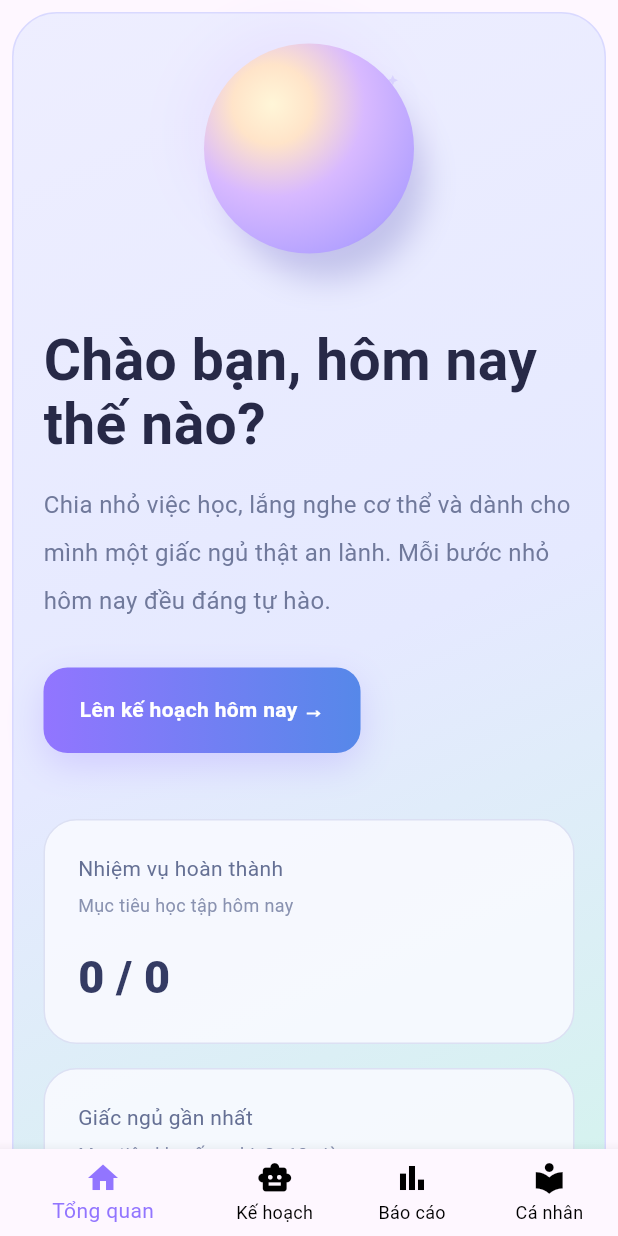
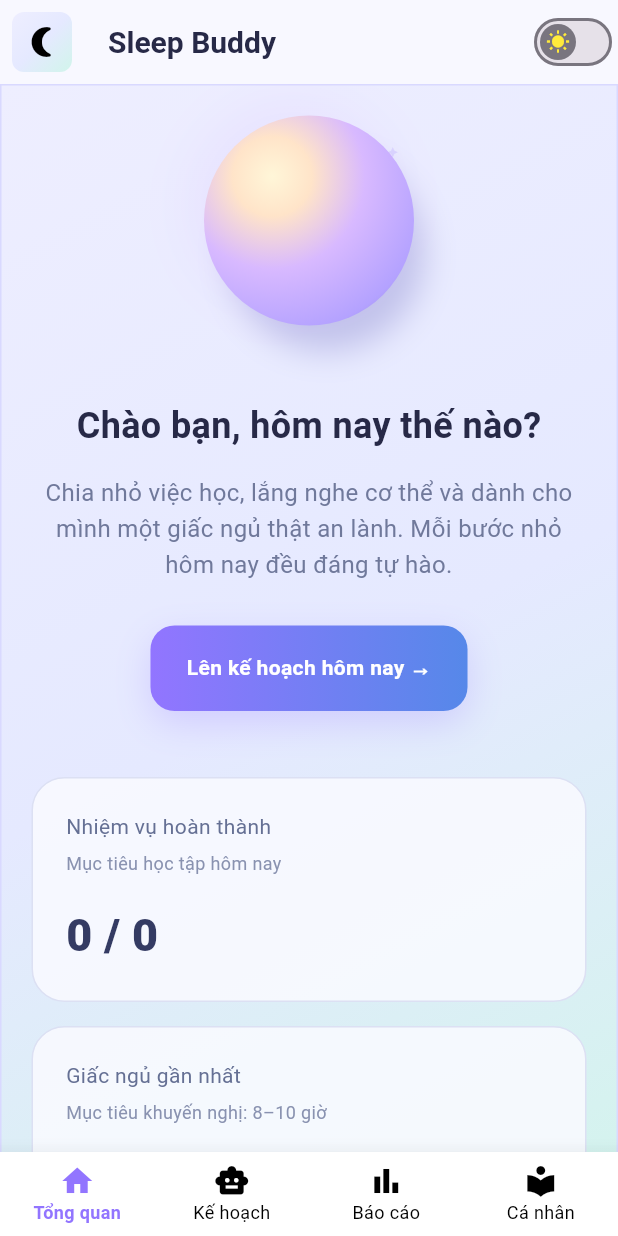
Before and after one commit to loc2406/SleepBuddy, a Flutter app: the screen it shows after launch, on a phone screen of 412 x 824 dp. Run offline on Flutter 3.47's test engine with Material 3 defaults, Android fonts, the phone set to English and light mode, and no system bars; our stand-ins replace flutter_bloc, go_router, shared_preferences.

Commit message:
feat: change dark/light mode

```diff
--- a/sleep_buddy/lib/core/constants/color_constant.dart
+++ b/sleep_buddy/lib/core/constants/color_constant.dart
@@ -92,5 +92,6 @@ class ColorConstant {
 
   static const Color white = Color(0xFFFFFFFF);
   static const Color black = Colors.black;
+  static const Color yellow = Colors.yellow;
   static const Color transparent = Color(0x00000000);
 }
--- /dev/null
+++ b/sleep_buddy/lib/core/theme/app_theme.dart
@@ -0,0 +1,213 @@
+import 'package:flutter/material.dart';
+
+import '../constants/color_constant.dart';
+
+class AppTheme {
+  AppTheme._();
+
+  static ThemeData get light {
+    final colorScheme = ColorScheme.fromSeed(
+      seedColor: ColorConstant.primary,
+      brightness: Brightness.light,
+      primary: ColorConstant.primary,
+      secondary: ColorConstant.secondary,
+      surface: ColorConstant.backgroundCard,
+    );
+
+    return ThemeData(
+      useMaterial3: true,
+      brightness: Brightness.light,
+      colorScheme: colorScheme,
+      scaffoldBackgroundColor: ColorConstant.background,
+      primaryColor: ColorConstant.primary,
+      canvasColor: ColorConstant.background,
+      dividerColor: ColorConstant.border,
+      splashColor: ColorConstant.primary.withOpacity(0.12),
+      highlightColor: ColorConstant.primary.withOpacity(0.08),
+      textTheme: _textTheme(
+        primary: ColorConstant.textPrimary,
+        secondary: ColorConstant.textSecondary,
+      ),
+      appBarTheme: const AppBarTheme(
+        centerTitle: false,
+        elevation: 0,
+        scrolledUnderElevation: 0,
+        backgroundColor: Colors.transparent,
+        foregroundColor: ColorConstant.textPrimary,
+      ),
+      cardTheme: CardThemeData(
+        color: ColorConstant.backgroundCard,
+        surfaceTintColor: Colors.transparent,
+        elevation: 0,
+        margin: EdgeInsets.zero,
+        shape: RoundedRectangleBorder(
+          borderRadius: BorderRadius.circular(22),
+          side: const BorderSide(color: ColorConstant.border),
+        ),
+      ),
+      bottomNavigationBarTheme: const BottomNavigationBarThemeData(
+        backgroundColor: ColorConstant.white,
+        selectedItemColor: ColorConstant.primary,
+        unselectedItemColor: ColorConstant.textSecondary,
+        selectedLabelStyle: TextStyle(
+          fontSize: 12,
+          fontWeight: FontWeight.w700,
+        ),
+        unselectedLabelStyle: TextStyle(fontSize: 12),
+        type: BottomNavigationBarType.fixed,
+        elevation: 12,
+      ),
+      elevatedButtonTheme: ElevatedButtonThemeData(
+        style: ElevatedButton.styleFrom(
+          foregroundColor: ColorConstant.white,
+          backgroundColor: ColorConstant.primary,
+          elevation: 0,
+          padding: const EdgeInsets.symmetric(horizontal: 24, vertical: 16),
+          shape: RoundedRectangleBorder(
+            borderRadius: BorderRadius.circular(16),
+          ),
+        ),
+      ),
+      inputDecorationTheme: _inputDecorationTheme(
+        fillColor: ColorConstant.backgroundCard,
+        borderColor: ColorConstant.border,
+        textColor: ColorConstant.textPrimary,
+      ),
+    );
+  }
+
+  static ThemeData get dark {
+    final colorScheme = ColorScheme.fromSeed(
+      seedColor: ColorConstant.primary,
+      brightness: Brightness.dark,
+      primary: ColorConstant.primaryLight,
+      secondary: const Color(0xFF7FA6F5),
+      surface: const Color(0xFF171A32),
+    );
+
+    return ThemeData(
+      useMaterial3: true,
+      brightness: Brightness.dark,
+      colorScheme: colorScheme,
+      scaffoldBackgroundColor: const Color(0xFF101226),
+      primaryColor: ColorConstant.primaryLight,
+      canvasColor: const Color(0xFF101226),
+      dividerColor: const Color(0xFF343957),
+      splashColor: ColorConstant.primaryLight.withOpacity(0.16),
+      highlightColor: ColorConstant.primaryLight.withOpacity(0.10),
+      textTheme: _textTheme(
+        primary: const Color(0xFFF5F6FF),
+        secondary: const Color(0xFFB7BCD5),
+      ),
+      appBarTheme: const AppBarTheme(
+        centerTitle: false,
+        elevation: 0,
+        scrolledUnderElevation: 0,
+        backgroundColor: Colors.transparent,
+        foregroundColor: Color(0xFFF5F6FF),
+      ),
+      cardTheme: CardThemeData(
+        color: const Color(0xFF171A32),
+        surfaceTintColor: Colors.transparent,
+        elevation: 0,
+        margin: EdgeInsets.zero,
+        shape: RoundedRectangleBorder(
+          borderRadius: BorderRadius.circular(22),
+          side: const BorderSide(color: Color(0xFF343957)),
+        ),
+      ),
+      bottomNavigationBarTheme: const BottomNavigationBarThemeData(
+        backgroundColor: Color(0xFF171A32),
+        selectedItemColor: ColorConstant.primaryLight,
+        unselectedItemColor: Color(0xFFAEB4CD),
+        selectedLabelStyle: TextStyle(
+          fontSize: 12,
+          fontWeight: FontWeight.w700,
+        ),
+        unselectedLabelStyle: TextStyle(fontSize: 12),
+        type: BottomNavigationBarType.fixed,
+        elevation: 12,
+      ),
+      elevatedButtonTheme: ElevatedButtonThemeData(
+        style: ElevatedButton.styleFrom(
+          foregroundColor: ColorConstant.white,
+          backgroundColor: ColorConstant.primaryDark,
+          elevation: 0,
+          padding: const EdgeInsets.symmetric(horizontal: 24, vertical: 16),
+          shape: RoundedRectangleBorder(
+            borderRadius: BorderRadius.circular(16),
+          ),
+        ),
+      ),
+      inputDecorationTheme: _inputDecorationTheme(
+        fillColor: const Color(0xFF171A32),
+        borderColor: const Color(0xFF343957),
+        textColor: const Color(0xFFF5F6FF),
+      ),
+    );
+  }
+
+  static TextTheme _textTheme({
+    required Color primary,
+    required Color secondary,
+  }) {
+    return TextTheme(
+      displayLarge: TextStyle(
+        color: primary,
+        fontSize: 57,
+        fontWeight: FontWeight.bold,
+      ),
+      headlineLarge: TextStyle(
+        color: primary,
+        fontSize: 32,
+        fontWeight: FontWeight.bold,
+      ),
+      headlineMedium: TextStyle(
+        color: primary,
+        fontSize: 28,
+        fontWeight: FontWeight.bold,
+      ),
+      titleLarge: TextStyle(
+        color: primary,
+        fontSize: 22,
+        fontWeight: FontWeight.w700,
+      ),
+      bodyLarge: TextStyle(color: primary, fontSize: 16),
+      bodyMedium: TextStyle(color: secondary, fontSize: 14),
+      bodySmall: TextStyle(color: secondary, fontSize: 12),
+      labelLarge: TextStyle(
+        color: primary,
+        fontSize: 14,
+        fontWeight: FontWeight.w700,
+      ),
+    );
+  }
+
+  static InputDecorationThemeData _inputDecorationTheme({
+    required Color fillColor,
+    required Color borderColor,
+    required Color textColor,
+  }) {
+    return InputDecorationThemeData(
+      filled: true,
+      fillColor: fillColor,
+      hintStyle: TextStyle(color: textColor.withOpacity(0.55)),
+      contentPadding: const EdgeInsets.symmetric(horizontal: 16, vertical: 14),
+      border: OutlineInputBorder(
+        borderRadius: BorderRadius.circular(14),
+        borderSide: BorderSide(color: borderColor),
+      ),
+      enabledBorder: OutlineInputBorder(
+        borderRadius: BorderRadius.circular(14),
+        borderSide: BorderSide(color: borderColor),
+      ),
+      focusedBorder: OutlineInputBorder(
+        borderRadius: BorderRadius.circular(14),
+        borderSide: const BorderSide(
+          color: ColorConstant.primary,
+          width: 2,
+        ),
+      ),
+    );
+  }
+}
--- /dev/null
+++ b/sleep_buddy/lib/core/utils/shared_ref.dart
@@ -0,0 +1,25 @@
+import 'package:shared_preferences/shared_preferences.dart';
+
+class SharedPref {
+  static SharedPreferences? _instance;
+
+  // Theme
+  static const String themeMode = 'theme_mode';
+
+  static Future<void> init() async {
+    _instance = await SharedPreferences.getInstance();
+  }
+
+  static Future<bool> getBool(String key) async {
+     if (_instance == null) await init();
+    return _instance?.getBool(key) ?? false;
+  }
+
+  static Future<bool> setBool({
+    required String key,
+    required bool value,
+  }) async {
+    if (_instance == null) await init();
+    return await _instance?.setBool(key, value) ?? false;
+  }
+}
--- /dev/null
+++ b/sleep_buddy/lib/features/overview/presentation/cubit/overview_cubit.dart
@@ -0,0 +1,17 @@
+import 'package:flutter_bloc/flutter_bloc.dart';
+import 'package:sleep_buddy/core/utils/shared_ref.dart';
+import 'package:sleep_buddy/features/overview/presentation/cubit/overview_state.dart';
+
+class OverviewCubit extends Cubit<OverviewState> {
+  OverviewCubit() : super(OverviewState());
+
+  Future<void> loadTheme() async {
+    final isNightMode = await SharedPref.getBool(SharedPref.themeMode);
+    emit(state.change(isNightMode: isNightMode));
+  }
+
+  Future<void> changeTheme(bool isNightMode) async {
+    await SharedPref.setBool(key: SharedPref.themeMode, value: isNightMode);
+    emit(state.change(isNightMode: isNightMode));
+  }
+}
--- /dev/null
+++ b/sleep_buddy/lib/features/overview/presentation/cubit/overview_state.dart
@@ -0,0 +1,10 @@
+import 'package:flutter/material.dart';
+
+class OverviewState {
+  final bool isNightMode;
+
+  OverviewState({this.isNightMode = false});
+
+  OverviewState change({bool? isNightMode}) =>
+      OverviewState(isNightMode: isNightMode ?? this.isNightMode);
+}
--- a/sleep_buddy/lib/features/overview/presentation/screens/overview_screen.dart
+++ b/sleep_buddy/lib/features/overview/presentation/screens/overview_screen.dart
@@ -1,8 +1,9 @@
 import 'package:flutter/material.dart';
-
+import 'package:flutter_bloc/flutter_bloc.dart';
 import 'package:sleep_buddy/core/constants/color_constant.dart';
 import 'package:sleep_buddy/core/utils/responsive.dart';
-
+import 'package:sleep_buddy/features/overview/presentation/cubit/overview_cubit.dart';
+import 'package:sleep_buddy/features/overview/presentation/cubit/overview_state.dart';
 import 'package:sleep_buddy/features/overview/presentation/widgets/moon_sphere.dart';
 import 'package:sleep_buddy/features/overview/presentation/widgets/plan_button.dart';
 import 'package:sleep_buddy/features/overview/presentation/widgets/stat_card.dart';
@@ -15,10 +16,63 @@ class OverviewScreen extends StatefulWidget {
 }
 
 class _OverviewScreenState extends State<OverviewScreen> {
+  late final OverviewCubit _cubit;
+
+  @override
+  void initState() {
+    super.initState();
+    _cubit = context.read<OverviewCubit>();
+    _cubit.loadTheme();
+  }
 
   @override
   Widget build(BuildContext context) {
-    return SafeArea(
+    return Scaffold(
+      appBar: AppBar(
+        leading: Container(
+          margin: EdgeInsets.all(8),
+          decoration: BoxDecoration(
+            borderRadius: BorderRadius.circular(8),
+            gradient: const LinearGradient(
+              begin: Alignment.topLeft,
+              end: Alignment.bottomRight,
+              colors: [
+                ColorConstant.gradientBackgroundStart,
+                ColorConstant.gradientBackgroundMiddle,
+                ColorConstant.gradientBackgroundEnd,
+              ],
+            ),
+          ),
+          child: Icon(Icons.nightlight_round, color: ColorConstant.black),
+        ),
+        title: Text(
+          'Sleep Buddy',
+          style: TextStyle(fontSize: 20, fontWeight: FontWeight.bold),
+        ),
+        actions: [
+          BlocBuilder<OverviewCubit, OverviewState>(
+            builder: ((context, state) => Switch(
+              value: state.isNightMode,
+              onChanged: (value) async {
+                ScaffoldMessenger.of(
+                  context,
+                ).showSnackBar(SnackBar(content: Text('isNightMode: $value')));
+                await _cubit.changeTheme(value);
+              },
+              thumbIcon: WidgetStateProperty.resolveWith<Icon?>((states) {
+                if (state.isNightMode) {
+                  return const Icon(
+                    Icons.nightlight_round,
+                    color: ColorConstant.white,
+                  );
+                }
+                return const Icon(Icons.wb_sunny, color: ColorConstant.yellow);
+              }),
+            )),
+          ),
+        ],
+      ),
+      body: SafeArea(
         bottom: false,
         child: LayoutBuilder(
           builder: (context, constraints) {
@@ -29,8 +83,6 @@ class _OverviewScreenState extends State<OverviewScreen> {
             final padding = Responsive.getScreenPadding(width);
 
             return SingleChildScrollView(
-            padding: const EdgeInsets.all(8),
-            child: Center(
               child: ConstrainedBox(
                 constraints: const BoxConstraints(
                   maxWidth: Responsive.maxContentWidth,
@@ -41,7 +93,6 @@ class _OverviewScreenState extends State<OverviewScreen> {
                   padding: padding,
 
                   decoration: BoxDecoration(
-                    borderRadius: BorderRadius.circular(30),
                     border: Border.all(color: ColorConstant.borderPrimary),
                     gradient: const LinearGradient(
                       begin: Alignment.topLeft,
@@ -68,16 +119,12 @@ class _OverviewScreenState extends State<OverviewScreen> {
                   ),
                 ),
               ),
-            ),
             );
           },
         ),
+      ),
     );
   }
-
-  // ==========================================
-  // HERO SECTION
-  // ==========================================
 
   Widget _buildHeroSection(DeviceType deviceType) {
     final isMobile = deviceType == DeviceType.mobile;
@@ -89,13 +136,19 @@ class _OverviewScreenState extends State<OverviewScreen> {
     };
 
     final titleSize = switch (deviceType) {
-      DeviceType.mobile => 38.0,
+      DeviceType.mobile => 24.0,
       DeviceType.tablet => 48.0,
       DeviceType.desktop => 64.0,
     };
 
+    final subTitleSize = switch (deviceType) {
+      DeviceType.mobile => 16.0,
+      DeviceType.tablet => 32.0,
+      DeviceType.desktop => 48.0,
+    };
+
     final heroContent = Column(
-      crossAxisAlignment: CrossAxisAlignment.start,
+      crossAxisAlignment: CrossAxisAlignment.center,
       children: [
         const SizedBox(height: 26),
 
@@ -103,7 +156,6 @@ class _OverviewScreenState extends State<OverviewScreen> {
           'Chào bạn, hôm nay thế nào?',
           style: TextStyle(
             fontSize: titleSize,
-            height: 1.12,
             fontWeight: FontWeight.bold,
             color: ColorConstant.textPrimary,
           ),
@@ -111,14 +163,15 @@ class _OverviewScreenState extends State<OverviewScreen> {
 
         const SizedBox(height: 16),
 
-        const Text(
+        Text(
           'Chia nhỏ việc học, lắng nghe cơ thể '
           'và dành cho mình một giấc ngủ thật '
           'an lành. Mỗi bước nhỏ hôm nay đều '
           'đáng tự hào.',
+          textAlign: TextAlign.center,
           style: TextStyle(
-            fontSize: 16,
-            height: 2,
+            height: 1.5,
+            fontSize: subTitleSize,
             color: ColorConstant.textSecondary,
           ),
         ),
@@ -167,10 +220,6 @@ class _OverviewScreenState extends State<OverviewScreen> {
     );
   }
 
-  // ==========================================
-  // STATISTICS SECTION
-  // ==========================================
-
   Widget _buildStatisticsSection(double width) {
     final columns = Responsive.getGridColumns(width);
 
@@ -207,7 +256,7 @@ class _OverviewScreenState extends State<OverviewScreen> {
 class PlaceholderPage extends StatelessWidget {
   final String title;
 
-  const PlaceholderPage({required this.title});
+  const PlaceholderPage({super.key, required this.title});
 
   @override
   Widget build(BuildContext context) {
--- a/sleep_buddy/lib/main.dart
+++ b/sleep_buddy/lib/main.dart
@@ -1,19 +1,32 @@
 import 'package:flutter/material.dart';
+import 'package:flutter_bloc/flutter_bloc.dart';
 import 'package:sleep_buddy/core/router/app_router.dart';
+import 'package:sleep_buddy/core/theme/app_theme.dart';
+import 'package:sleep_buddy/core/utils/shared_ref.dart';
+import 'package:sleep_buddy/features/overview/presentation/cubit/overview_cubit.dart';
+import 'package:sleep_buddy/features/overview/presentation/cubit/overview_state.dart';
 
-void main() {
-  runApp(const MyApp());
+Future<void> main() async {
+  await SharedPref.init();
+  runApp(MyApp());
 }
 
 class MyApp extends StatelessWidget {
   const MyApp({super.key});
 
-  // This widget is the root of your application.
   @override
   Widget build(BuildContext context) {
-    return  MaterialApp.router(
-        routerConfig: appRouter,
-        debugShowCheckedModeBanner: false,
-      );
+    return MultiBlocProvider(
+      providers: [BlocProvider(create: (_) => OverviewCubit())],
+      child: BlocBuilder<OverviewCubit, OverviewState>(
+        builder: (context, state) => MaterialApp.router(
+          routerConfig: appRouter,
+          debugShowCheckedModeBanner: false,
+          theme: AppTheme.light,
+          darkTheme: AppTheme.dark,
+          themeMode: state.isNightMode ? ThemeMode.dark : ThemeMode.light,
+        ),
+      ),
+    );
   }
 }
```
Also changed, not shown: sleep_buddy/lib/features/home_screen.dart (+4 -13 lines), sleep_buddy/pubspec.yaml (+3 -4 lines), sleep_buddy/assets/images/bg-night.png (added), sleep_buddy/assets/images/bg_day.png (added), sleep_buddy/pubspec.lock. Lines whose indentation alone changed are shown as unchanged.
